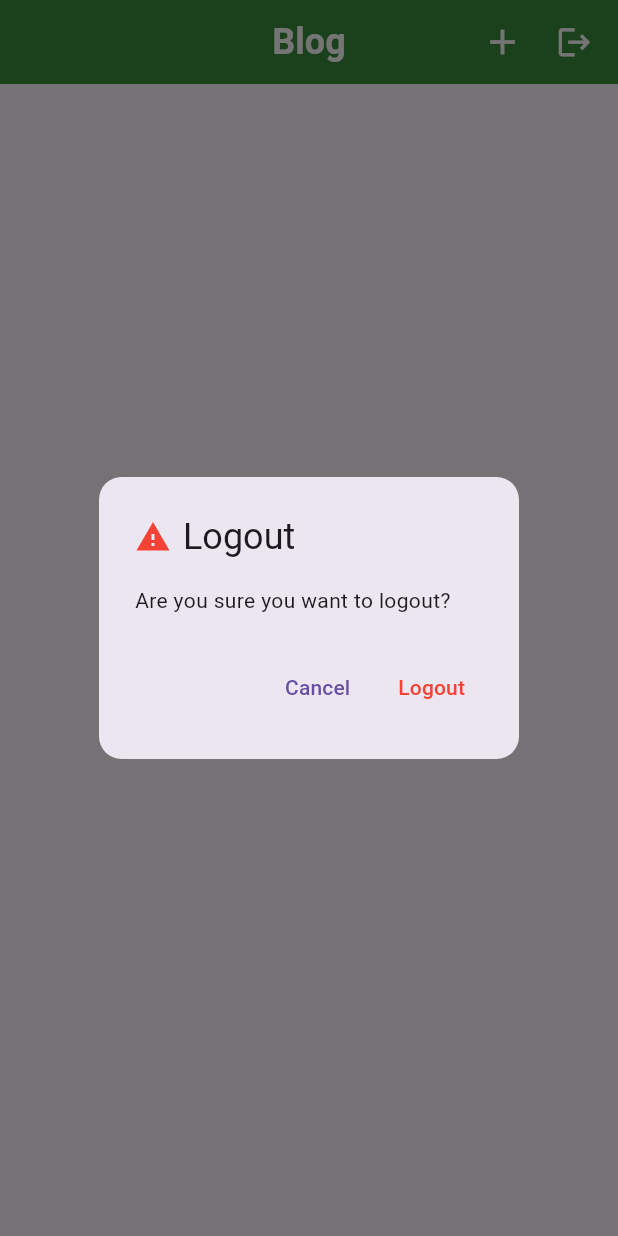
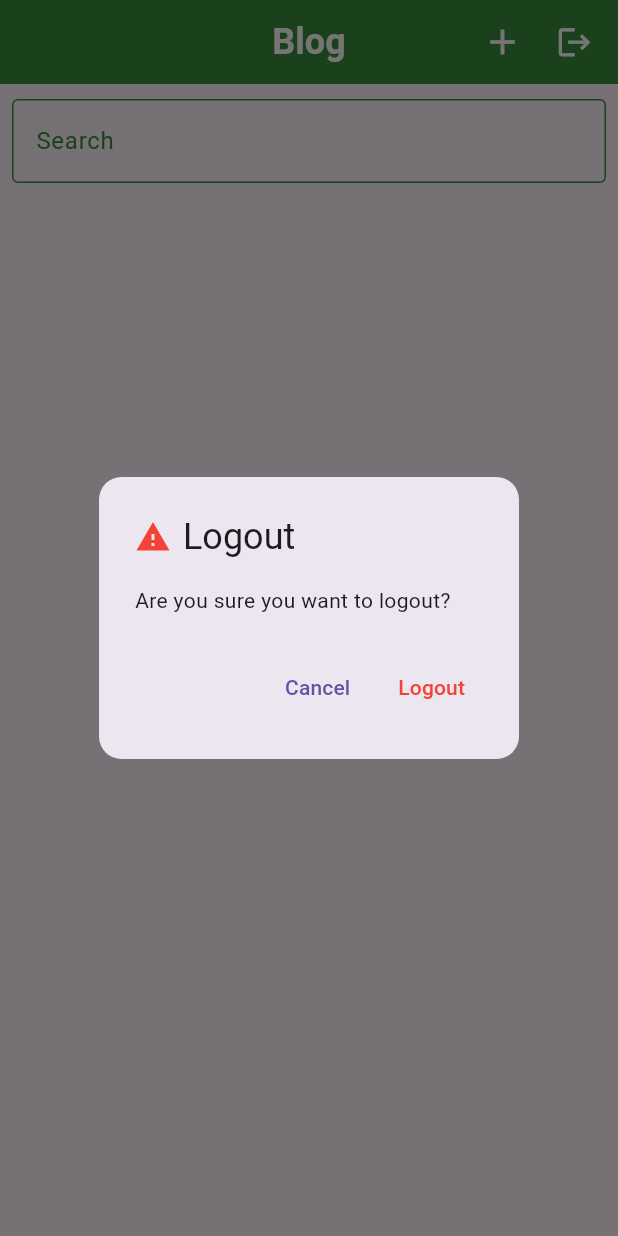
Before and after one commit to rafiullahkhaleel/blog_app, a Flutter app: the HomeScreen screen opened directly, after a tap on the "logout" icon, on a phone screen of 412 x 824 dp. Run offline on Flutter 3.47's test engine with Material 3 defaults, Android fonts, the phone set to English and light mode, and no system bars; our stand-ins replace cloud_firestore, firebase_auth, firebase_core, firebase_storage, image_picker; accounts and stored records are empty.

Commit message:
add filter textField in homeScreen

```diff
--- a/lib/provider/fetch_provider.dart
+++ b/lib/provider/fetch_provider.dart
@@ -3,6 +3,10 @@ import 'package:cloud_firestore/cloud_firestore.dart';
 import 'package:flutter/material.dart';
 
 class FetchProvider extends ChangeNotifier {
+  TextEditingController filterController = TextEditingController();
+  List<PostModal> _originalData = [];
+  List<PostModal> get originalData => _originalData;
+
   List<PostModal> _snapshot = [];
   List<PostModal> get snapshot => _snapshot;
 
@@ -18,10 +22,11 @@ class FetchProvider extends ChangeNotifier {
     notifyListeners();
     try {
       final data = await FirebaseFirestore.instance.collection('data').get();
-      _snapshot =
+      _originalData =
           data.docs.map((doc) {
             return PostModal.fromJson(doc.data());
           }).toList();
+      _snapshot = _originalData;
     } catch (e) {
       _error = e.toString();
       notifyListeners();
@@ -30,4 +35,19 @@ class FetchProvider extends ChangeNotifier {
       notifyListeners();
     }
   }
+
+  void filter(String search) {
+    if (search.isEmpty) {
+      _snapshot = _originalData;
+      notifyListeners();
+    } else {
+      _snapshot =
+          _originalData
+              .where(
+                (doc) => doc.title.toLowerCase().contains(search.toLowerCase()),
+              )
+              .toList();
+      notifyListeners();
+    }
+  }
 }
--- a/lib/view/screens/auth/login_screen.dart
+++ b/lib/view/screens/auth/login_screen.dart
@@ -41,7 +41,7 @@ class _LoginScreenState extends State<LoginScreen> {
                   icon: Icon(Icons.email_outlined),
                   emptyError: 'Please enter your Email',
                 ),
-                SizedBox(height: 10,),
+                SizedBox(height: 10),
                 CustomField(
                   labelText: 'Password',
                   controller: provider.passwordController,
@@ -64,8 +64,8 @@ class _LoginScreenState extends State<LoginScreen> {
                                       context,
                                       'Please enter your email',
                                     );
-                          } else if (!provider.emailController.text.contains(
-                              '@gmail.com')) {
+                                  } else if (!provider.emailController.text
+                                      .contains('@gmail.com')) {
                                     Utils.snackMessage(
                                       context,
                                       'Please enter a valid email',
--- a/lib/view/screens/home_screen.dart
+++ b/lib/view/screens/home_screen.dart
@@ -1,6 +1,7 @@
 import 'package:blog_app/provider/fetch_provider.dart';
 import 'package:blog_app/view/screens/auth/register_screen.dart';
 import 'package:blog_app/view/screens/post_screen.dart';
+import 'package:blog_app/view/widgets/custom_field.dart';
 import 'package:firebase_auth/firebase_auth.dart';
 import 'package:flutter/material.dart';
 import 'package:intl/intl.dart';
@@ -94,15 +95,34 @@ class HomeScreen extends StatelessWidget {
                   style: TextStyle(color: Colors.red, fontSize: 16),
                 ),
               );
-            } else if (provider.snapshot.isEmpty) {
-              return Center(
+            } else {
+              return Column(
+                children: [
+                  Padding(
+                    padding: const EdgeInsets.only(
+                      left: 8.0,
+                      right: 8,
+                      top: 10,
+                    ),
+                    child: CustomField(
+                      labelText: 'Search',
+                      controller: provider.filterController,
+                      onChanged: (value) {
+                        provider.filter(value);
+                      },
+                    ),
+                  ),
+                  provider.snapshot.isEmpty
+                      ? Expanded(
+                        child: Center(
                           child: Text(
                             'No data available',
                             style: TextStyle(color: Colors.grey, fontSize: 16),
                           ),
-              );
-            } else {
-              return ListView.builder(
+                        ),
+                      )
+                      : Expanded(
+                        child: ListView.builder(
                           padding: const EdgeInsets.all(10),
                           itemCount: provider.snapshot.length,
                           itemBuilder: (context, index) {
@@ -131,18 +151,23 @@ class HomeScreen extends StatelessWidget {
                                           child,
                                           loadingProgress,
                                         ) {
-                                if (loadingProgress == null) return child;
+                                          if (loadingProgress == null)
+                                            return child;
                                           return Container(
                                             height: height * .3,
                                             width: double.infinity,
                                             color: Colors.grey.shade300,
                                             child: const Center(
-                                    child: CircularProgressIndicator(),
+                                              child:
+                                                  CircularProgressIndicator(),
                                             ),
                                           );
                                         },
                                         errorBuilder: (context, error, stack) {
-                                return Icon(Icons.error, color: Colors.red);
+                                          return Icon(
+                                            Icons.error,
+                                            color: Colors.red,
+                                          );
                                         },
                                       ),
                                     ),
@@ -157,7 +182,8 @@ class HomeScreen extends StatelessWidget {
                                     ),
                                     SizedBox(height: 5),
                                     Row(
-                            mainAxisAlignment: MainAxisAlignment.spaceBetween,
+                                      mainAxisAlignment:
+                                          MainAxisAlignment.spaceBetween,
                                       children: [
                                         Row(
                                           spacing: 3,
@@ -168,7 +194,9 @@ class HomeScreen extends StatelessWidget {
                                               size: 15,
                                             ),
                                             Text(
-                                    DateFormat('hh:mm a').format(createAt),
+                                              DateFormat(
+                                                'hh:mm a',
+                                              ).format(createAt),
                                               style: TextStyle(
                                                 color: Colors.grey.shade600,
                                                 fontSize: 12,
@@ -185,7 +213,9 @@ class HomeScreen extends StatelessWidget {
                                               size: 15,
                                             ),
                                             Text(
-                                    DateFormat('dd MMM, yyyy').format(createAt),
+                                              DateFormat(
+                                                'dd MMM, yyyy',
+                                              ).format(createAt),
                                               style: TextStyle(
                                                 color: Colors.grey.shade600,
                                                 fontSize: 12,
@@ -209,6 +239,9 @@ class HomeScreen extends StatelessWidget {
                               ),
                             );
                           },
+                        ),
+                      ),
+                ],
               );
             }
           },
@@ -217,3 +250,12 @@ class HomeScreen extends StatelessWidget {
     );
   }
 }
+
+// else if (provider.snapshot.isEmpty) {
+// return Center(
+// child: Text(
+// 'No data available',
+// style: TextStyle(color: Colors.grey, fontSize: 16),
+// ),
+// );
+// }
--- a/lib/view/widgets/custom_field.dart
+++ b/lib/view/widgets/custom_field.dart
@@ -8,6 +8,7 @@ class CustomField extends StatelessWidget {
   final String? lengthError;
   final int? maxLines;
   final int? minLines;
+    final ValueChanged? onChanged;
   const CustomField({
     super.key,
     this.controller,
@@ -16,7 +17,7 @@ class CustomField extends StatelessWidget {
     this.emptyError,
     this.lengthError,
     this.maxLines,
-    this.minLines,
+    this.minLines,  this.onChanged,
   });
 
   @override
@@ -38,6 +39,7 @@ class CustomField extends StatelessWidget {
       ),
       maxLines: maxLines,
       minLines: minLines,
+      onChanged: onChanged,
       validator: (value) {
         if (value!.isEmpty) {
           return emptyError;
```
Lines whose indentation alone changed are shown as unchanged.
